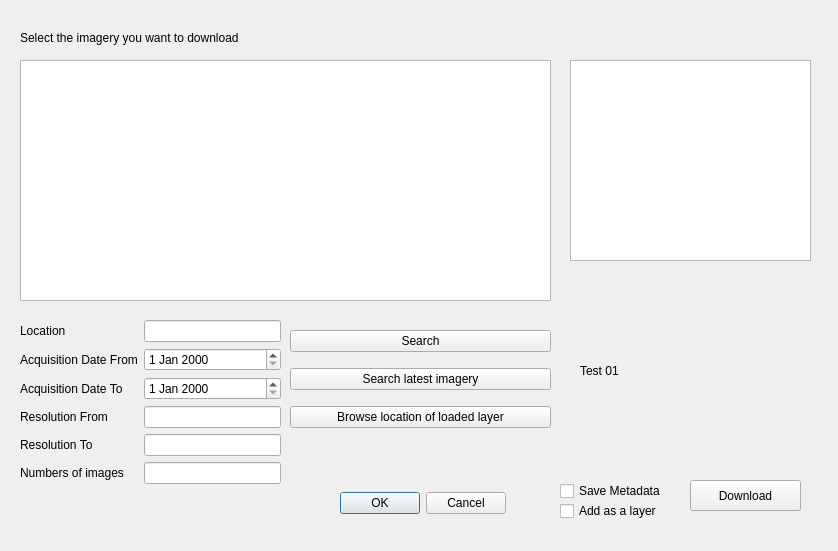
First picture: the form in OpenAerialMap/gui/ui/integrated_img_browser.ui, repository hotosm/oam-qgis-plugin, before the edit.
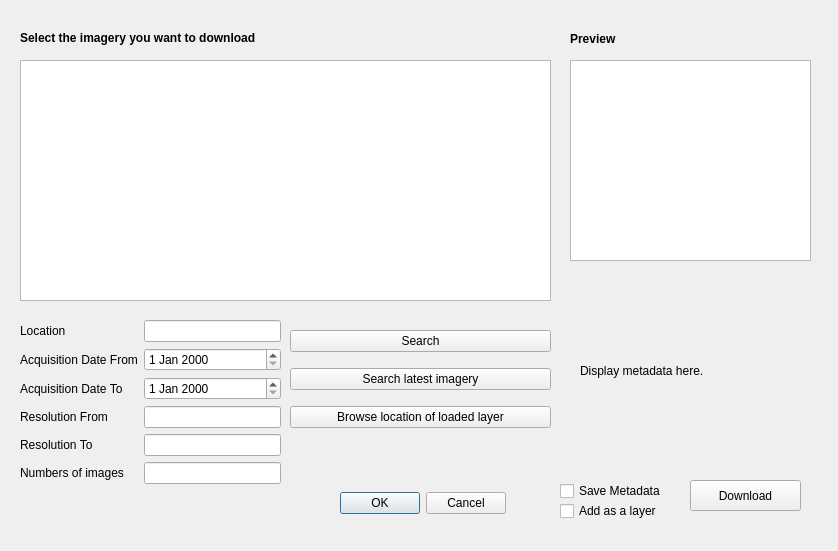
Second picture: the form after the edit.

Commit message: modified integrated image browser

Patch:
```diff
--- a/OpenAerialMap/gui/ui/integrated_img_browser.ui
+++ b/OpenAerialMap/gui/ui/integrated_img_browser.ui
@@ -153,6 +153,12 @@
      <height>16</height>
     </rect>
    </property>
+   <property name="font">
+    <font>
+     <weight>75</weight>
+     <bold>true</bold>
+    </font>
+   </property>
    <property name="text">
     <string>Select the imagery you want to download</string>
    </property>
@@ -177,7 +183,7 @@
     </rect>
    </property>
    <property name="text">
-    <string>Test 01</string>
+    <string>Display metadata here.</string>
    </property>
   </widget>
   <widget class="QPushButton" name="pushButtonDownload">
@@ -219,6 +225,25 @@
     <string>Save Metadata</string>
    </property>
   </widget>
+  <widget class="QLabel" name="labelPreview">
+   <property name="geometry">
+    <rect>
+     <x>570</x>
+     <y>30</y>
+     <width>56</width>
+     <height>17</height>
+    </rect>
+   </property>
+   <property name="font">
+    <font>
+     <weight>75</weight>
+     <bold>true</bold>
+    </font>
+   </property>
+   <property name="text">
+    <string>Preview</string>
+   </property>
+  </widget>
  </widget>
  <resources/>
  <connections/>
```
Left out of the diff: 2 changed lines with no effect on the pictures. The commit also changes 2 other files.
